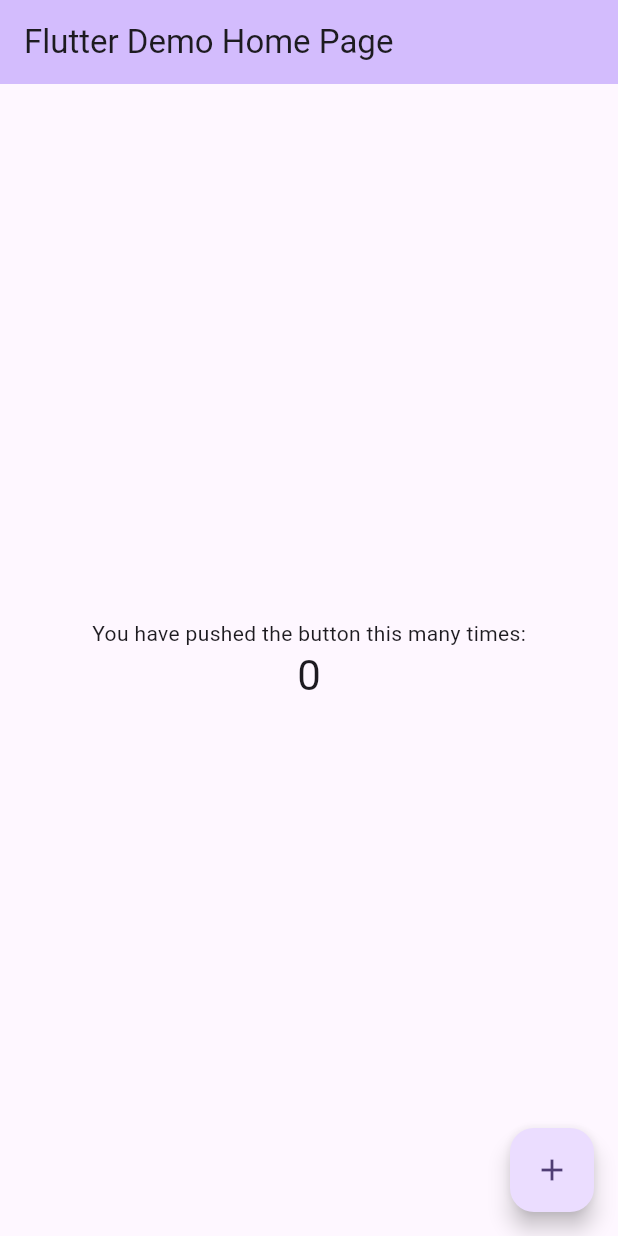
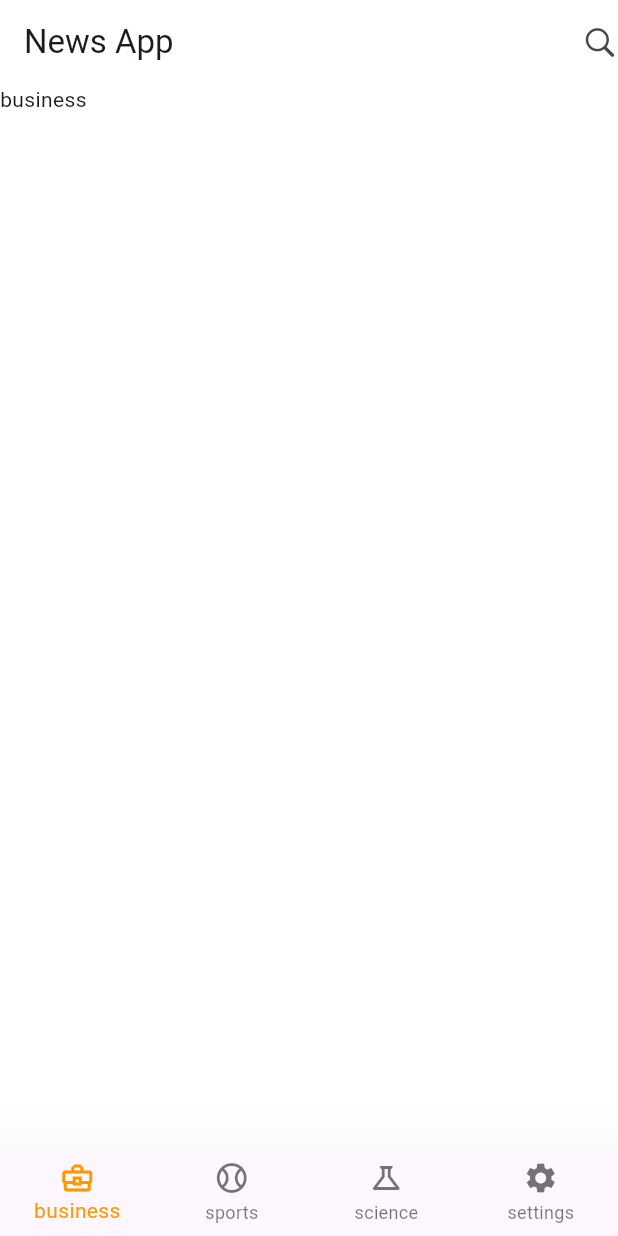
Before and after one commit to abdrahmanghareeb/NewsApp-Flutter, a Flutter app: the screen it shows after launch, on a phone screen of 412 x 824 dp. Run offline on Flutter 3.47's test engine with Material 3 defaults, Android fonts, the phone set to English and light mode, and no system bars; our stand-ins replace bloc, flutter_bloc.

Commit message:
Application light theme

```diff
--- /dev/null
+++ b/lib/Layouts/NewsLayout.dart
@@ -0,0 +1,39 @@
+import 'package:flutter/cupertino.dart';
+import 'package:flutter/material.dart';
+import 'package:flutter_bloc/flutter_bloc.dart';
+import 'package:news_app/shared/cubit/cubit.dart';
+import 'package:news_app/shared/cubit/states.dart';
+
+class newsHomePage extends StatelessWidget{
+  @override
+  Widget build(BuildContext context) {
+    return BlocProvider(
+      create: (BuildContext context) => newsCubit(),
+      child: BlocConsumer<newsCubit , newsStates>(
+        listener: (BuildContext context, newsStates state) {  },
+        builder:(context, state) {
+          var cubit = newsCubit.get(context);
+          return Scaffold(
+            appBar: AppBar(
+              title: Text("News App"),
+              actions: [
+                Icon(CupertinoIcons.search),
+              ],
+            ),
+            body: cubit.screens[cubit.currentIndex],
+            bottomNavigationBar: BottomNavigationBar(
+                type: BottomNavigationBarType.fixed,
+                currentIndex: cubit.currentIndex,
+                onTap: (value) {
+                  print(value);
+                  cubit.changeBottomNavigationBarSate(value);
+                },
+                elevation: 50,
+                items: cubit.bottomNavigationIcons
+            ),
+          );
+        },
+      ),
+    );
+  }
+}
--- /dev/null
+++ b/lib/Modules/business.dart
@@ -0,0 +1,9 @@
+import 'package:flutter/cupertino.dart';
+
+class business extends StatelessWidget{
+  @override
+  Widget build(BuildContext context) {
+    return Text("business");
+  }
+
+}
--- /dev/null
+++ b/lib/Modules/science.dart
@@ -0,0 +1,9 @@
+import 'package:flutter/cupertino.dart';
+
+class science extends StatelessWidget{
+  @override
+  Widget build(BuildContext context) {
+    return Text("science");
+  }
+
+}
--- /dev/null
+++ b/lib/Modules/settings.dart
@@ -0,0 +1,9 @@
+import 'package:flutter/cupertino.dart';
+
+class settings extends StatelessWidget{
+  @override
+  Widget build(BuildContext context) {
+    return Text("settings");
+  }
+
+}
--- /dev/null
+++ b/lib/Modules/sports.dart
@@ -0,0 +1,9 @@
+import 'package:flutter/cupertino.dart';
+
+class sports extends StatelessWidget{
+  @override
+  Widget build(BuildContext context) {
+    return Text("sports");
+  }
+
+}
--- a/lib/main.dart
+++ b/lib/main.dart
@@ -1,6 +1,11 @@
+import 'package:bloc/bloc.dart';
 import 'package:flutter/material.dart';
+import 'package:flutter/services.dart';
+import 'package:news_app/Layouts/NewsLayout.dart';
+import 'package:news_app/shared/cubit/observer.dart';
 
 void main() {
+  Bloc.observer = MyBlocObserver();
   runApp(const MyApp());
 }
 
@@ -11,115 +16,21 @@ class MyApp extends StatelessWidget {
   @override
   Widget build(BuildContext context) {
     return MaterialApp(
-      title: 'Flutter Demo',
+      title: 'News App',
       theme: ThemeData(
-        // This is the theme of your application.
-        //
-        // TRY THIS: Try running your application with "flutter run". You'll see
-        // the application has a purple toolbar. Then, without quitting the app,
-        // try changing the seedColor in the colorScheme below to Colors.green
-        // and then invoke "hot reload" (save your changes or press the "hot
-        // reload" button in a Flutter-supported IDE, or press "r" if you used
-        // the command line to start the app).
-        //
-        // Notice that the counter didn't reset back to zero; the application
-        // state is not lost during the reload. To reset the state, use hot
-        // restart instead.
-        //
-        // This works for code too, not just values: Most code changes can be
-        // tested with just a hot reload.
-        colorScheme: ColorScheme.fromSeed(seedColor: Colors.deepPurple),
-        useMaterial3: true,
+        applyElevationOverlayColor: false,
+        scaffoldBackgroundColor: Colors.white,
+        appBarTheme: const AppBarTheme(
+            backgroundColor: Colors.white,
+            systemOverlayStyle: SystemUiOverlayStyle(
+              statusBarColor: Colors.orange,
+              systemNavigationBarColor: Colors.white,
+              statusBarIconBrightness: Brightness.light,
+            )),
+        bottomNavigationBarTheme: const BottomNavigationBarThemeData(
+            elevation: 20, selectedItemColor: Colors.orange),
       ),
-      home: const MyHomePage(title: 'Flutter Demo Home Page'),
+      home: newsHomePage(),
     );
   }
 }
-
-class MyHomePage extends StatefulWidget {
-  const MyHomePage({super.key, required this.title});
-
-  // This widget is the home page of your application. It is stateful, meaning
-  // that it has a State object (defined below) that contains fields that affect
-  // how it looks.
-
-  // This class is the configuration for the state. It holds the values (in this
-  // case the title) provided by the parent (in this case the App widget) and
-  // used by the build method of the State. Fields in a Widget subclass are
-  // always marked "final".
-
-  final String title;
-
-  @override
-  State<MyHomePage> createState() => _MyHomePageState();
-}
-
-class _MyHomePageState extends State<MyHomePage> {
-  int _counter = 0;
-
-  void _incrementCounter() {
-    setState(() {
-      // This call to setState tells the Flutter framework that something has
-      // changed in this State, which causes it to rerun the build method below
-      // so that the display can reflect the updated values. If we changed
-      // _counter without calling setState(), then the build method would not be
-      // called again, and so nothing would appear to happen.
-      _counter++;
-    });
-  }
-
-  @override
-  Widget build(BuildContext context) {
-    // This method is rerun every time setState is called, for instance as done
-    // by the _incrementCounter method above.
-    //
-    // The Flutter framework has been optimized to make rerunning build methods
-    // fast, so that you can just rebuild anything that needs updating rather
-    // than having to individually change instances of widgets.
-    return Scaffold(
-      appBar: AppBar(
-        // TRY THIS: Try changing the color here to a specific color (to
-        // Colors.amber, perhaps?) and trigger a hot reload to see the AppBar
-        // change color while the other colors stay the same.
-        backgroundColor: Theme.of(context).colorScheme.inversePrimary,
-        // Here we take the value from the MyHomePage object that was created by
-        // the App.build method, and use it to set our appbar title.
-        title: Text(widget.title),
-      ),
-      body: Center(
-        // Center is a layout widget. It takes a single child and positions it
-        // in the middle of the parent.
-        child: Column(
-          // Column is also a layout widget. It takes a list of children and
-          // arranges them vertically. By default, it sizes itself to fit its
-          // children horizontally, and tries to be as tall as its parent.
-          //
-          // Column has various properties to control how it sizes itself and
-          // how it positions its children. Here we use mainAxisAlignment to
-          // center the children vertically; the main axis here is the vertical
-          // axis because Columns are vertical (the cross axis would be
-          // horizontal).
-          //
-          // TRY THIS: Invoke "debug painting" (choose the "Toggle Debug Paint"
-          // action in the IDE, or press "p" in the console), to see the
-          // wireframe for each widget.
-          mainAxisAlignment: MainAxisAlignment.center,
-          children: <Widget>[
-            const Text(
-              'You have pushed the button this many times:',
-            ),
-            Text(
-              '$_counter',
-              style: Theme.of(context).textTheme.headlineMedium,
-            ),
-          ],
-        ),
-      ),
-      floatingActionButton: FloatingActionButton(
-        onPressed: _incrementCounter,
-        tooltip: 'Increment',
-        child: const Icon(Icons.add),
-      ), // This trailing comma makes auto-formatting nicer for build methods.
-    );
-  }
-}
--- /dev/null
+++ b/lib/shared/cubit/cubit.dart
@@ -0,0 +1,34 @@
+import 'package:bloc/bloc.dart';
+import 'package:flutter/cupertino.dart';
+import 'package:flutter/material.dart';
+import 'package:flutter_bloc/flutter_bloc.dart';
+import 'package:news_app/Modules/business.dart';
+import 'package:news_app/Modules/science.dart';
+import 'package:news_app/Modules/settings.dart';
+import 'package:news_app/Modules/sports.dart';
+import 'package:news_app/shared/cubit/states.dart';
+
+class newsCubit  extends Cubit<newsStates>{
+
+  newsCubit() : super(intialSate());
+
+  static newsCubit get(context) => BlocProvider.of(context);
+
+
+  List<Widget> screens = [business() , sports() , science() , settings()];
+
+  List<BottomNavigationBarItem> bottomNavigationIcons = [
+    BottomNavigationBarItem(icon: Icon(Icons.business_center_outlined ) ,label: "business"),
+    BottomNavigationBarItem(icon: Icon(Icons.sports_baseball_outlined), label: "sports"),
+    BottomNavigationBarItem(icon: Icon(Icons.science_outlined) , label: "science"),
+    BottomNavigationBarItem(icon: Icon(Icons.settings) , label: "settings")
+  ];
+
+  int currentIndex = 0 ;
+
+  void changeBottomNavigationBarSate(index){
+    currentIndex = index;
+    emit(BottomNavigationBarSate());
+  }
+
+}
--- /dev/null
+++ b/lib/shared/cubit/states.dart
@@ -0,0 +1,11 @@
+abstract class newsStates {
+
+}
+
+class intialSate extends newsStates{
+
+}
+
+class BottomNavigationBarSate extends newsStates{
+
+}
--- a/pubspec.yaml
+++ b/pubspec.yaml
@@ -35,6 +35,8 @@ dependencies:
   # The following adds the Cupertino Icons font to your application.
   # Use with the CupertinoIcons class for iOS style icons.
   cupertino_icons: ^1.0.2
+  bloc: ^8.1.4
+  flutter_bloc: ^8.1.4
 
 dev_dependencies:
   flutter_test:
```
Also changed, not shown: lib/shared/cubit/observer.dart (added, +27 -0 lines), lib/shared/constants/constants.dart (added), pubspec.lock, 1 other file.
